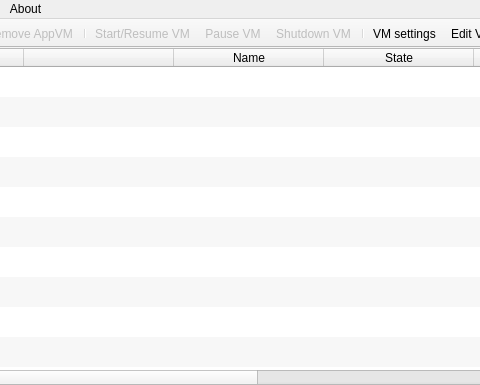
Qt form mainwindow.ui (QubesOS/qubes-manager) before a commit; both pictures show x 127 to 607 and y 0 to 385 of the 769 by 385 pixel window.
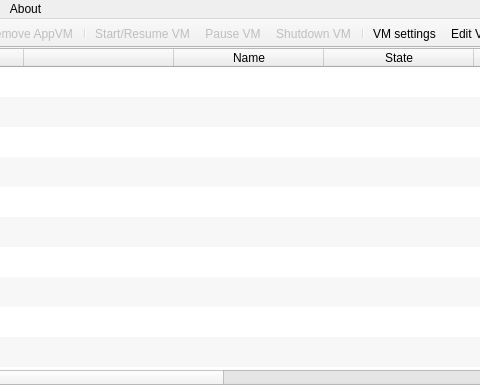
The same form after that commit. Icons and pictures are not drawn.

Commit message: Size on disk column (#552)

```diff
--- a/mainwindow.ui
+++ b/mainwindow.ui
@@ -214,6 +214,11 @@
         <string>Memory usage graph</string>
        </property>
       </column>
+      <column>
+       <property name="text">
+        <string>Size</string>
+       </property>
+      </column>
      </widget>
     </item>
    </layout>
```
Left out of the diff: 15 changed lines with no effect on the pictures. The commit also changes 1 other file.
